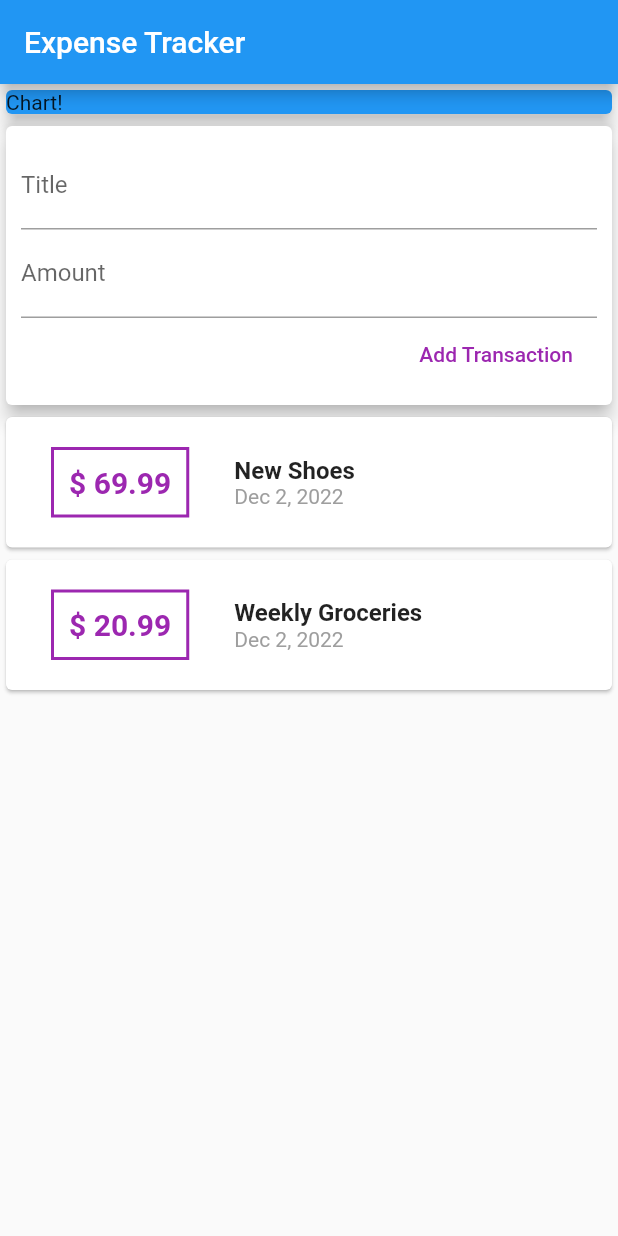
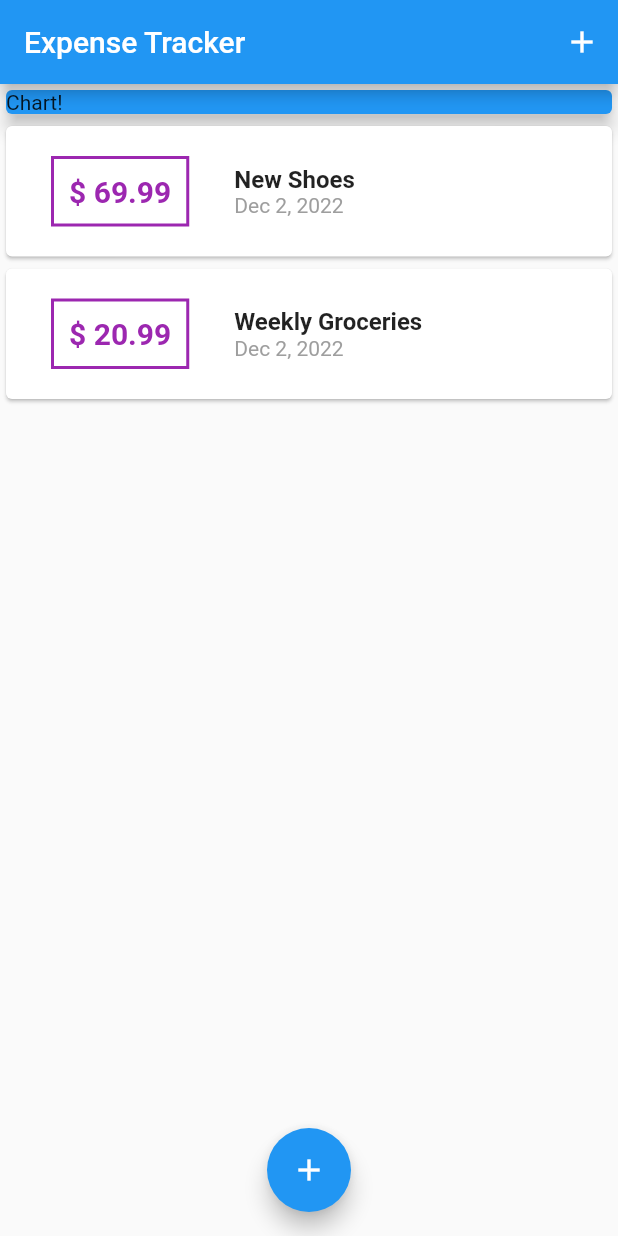
Before and after one commit to nileshsrivastava27/Flutter_Expense-Tracker-Application, a Flutter app: the screen it shows after launch, on a phone screen of 412 x 824 dp. Run offline on Flutter 3.47's test engine with Material 2 defaults, Android fonts, the phone set to English and light mode, and no system bars.

Commit message:
added icon button

```diff
--- a/lib/main.dart
+++ b/lib/main.dart
@@ -1,10 +1,9 @@
-import 'package:expense_tracker/widgets/user_transactions.dart';
-
 import './widgets/new_transactions.dart';
 import './widgets/transaction_list.dart';
 import 'package:flutter/material.dart';
 import 'models/transaction.dart';
 import './widgets/transaction_list.dart';
+import './models/transaction.dart';
 
 void main() => runApp(MyApp());
 
@@ -18,15 +17,65 @@ class MyApp extends StatelessWidget {
   }
 }
 
-class MyHomePage extends StatelessWidget {
+class MyHomePage extends StatefulWidget {
+  @override
+  State<MyHomePage> createState() => _MyHomePageState();
+}
+
+class _MyHomePageState extends State<MyHomePage> {
   // String titleInput;
-  // String amountInput;
+  final List<Transaction> _userTransactions = [
+    Transaction(
+      id: 't1',
+      title: 'New Shoes',
+      amount: 69.99,
+      date: DateTime.now(),
+    ),
+    Transaction(
+      id: 't2',
+      title: 'Weekly Groceries',
+      amount: 20.99,
+      date: DateTime.now(),
+    )
+  ];
+
+  void _addNewTransaction(String txTitle, double txAmount) {
+    final newTx = Transaction(
+      title: txTitle,
+      amount: txAmount,
+      date: DateTime.now(),
+      id: DateTime.now().toString(),
+    );
+
+    setState(() {
+      _userTransactions.add(newTx);
+    });
+  }
+
+  void _startAddNewTransaction(BuildContext ctx) {
+    showModalBottomSheet(
+      context: ctx,
+      builder: (_) {
+        return GestureDetector(
+          onTap: () {},
+          child: NewTransaction(_addNewTransaction),
+          behavior: HitTestBehavior.opaque,
+        );
+      },
+    );
+  }
 
   @override
   Widget build(BuildContext context) {
     return Scaffold(
       appBar: AppBar(
         title: Text('Expense Tracker'),
+        actions: [
+          IconButton(
+            icon: Icon(Icons.add),
+            onPressed: () => _startAddNewTransaction(context),
+          )
+        ],
       ),
       body: SingleChildScrollView(
         child: Column(
@@ -41,9 +90,14 @@ class MyHomePage extends StatelessWidget {
                 elevation: 5,
               ),
             ),
-            UserTransaction()
+            TransactionList(_userTransactions)
           ],
         ),
+      ),
+      floatingActionButtonLocation: FloatingActionButtonLocation.centerFloat,
+      floatingActionButton: FloatingActionButton(
+        child: Icon(Icons.add),
+        onPressed: () => _startAddNewTransaction(context),
       ),
     );
   }
--- a/lib/widgets/user_transactions.dart
+++ /dev/null
@@ -1,53 +0,0 @@
-import 'package:flutter/src/foundation/key.dart';
-import 'package:flutter/material.dart';
-import 'package:flutter/src/widgets/framework.dart';
-import './new_transactions.dart';
-import './transaction_list.dart';
-import '../models/transaction.dart';
-import 'package:intl/intl.dart';
-
-class UserTransaction extends StatefulWidget {
-  const UserTransaction({Key key}) : super(key: key);
-
-  @override
-  State<UserTransaction> createState() => _UserTransactionState();
-}
-
-class _UserTransactionState extends State<UserTransaction> {
-  final List<Transaction> _userTransactions = [
-    Transaction(
-      id: 't1',
-      title: 'New Shoes',
-      amount: 69.99,
-      date: DateTime.now(),
-    ),
-    Transaction(
-      id: 't2',
-      title: 'Weekly Groceries',
-      amount: 20.99,
-      date: DateTime.now(),
-    )
-  ];
-
-  void _addNewTransaction(String txTitle, double txAmount) {
-    final newTx = Transaction(
-      title: txTitle,
-      amount: txAmount,
-      date: DateTime.now(),
-      id: DateTime.now().toString(),
-    );
-
-    setState(() {
-      _userTransactions.add(newTx);
-    });
-  }
-
-  @override
-  Widget build(BuildContext context) {
-    return Column(
-        children: [NewTransaction(_addNewTransaction),
-        TransactionList(_userTransactions)
-        ]
-        );
-  }
-}
```
Also changed, not shown: lib/widgets/new_transactions.dart (+11 -4 lines).
